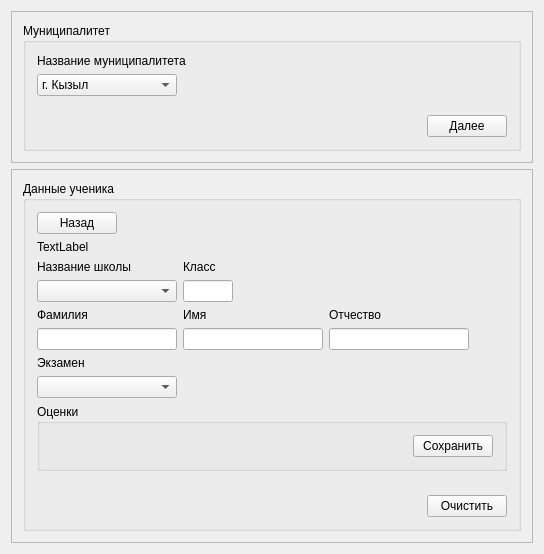
First picture: the form in mainwindow.ui, repository dtapyshpan/ClientEGE, before the edit.
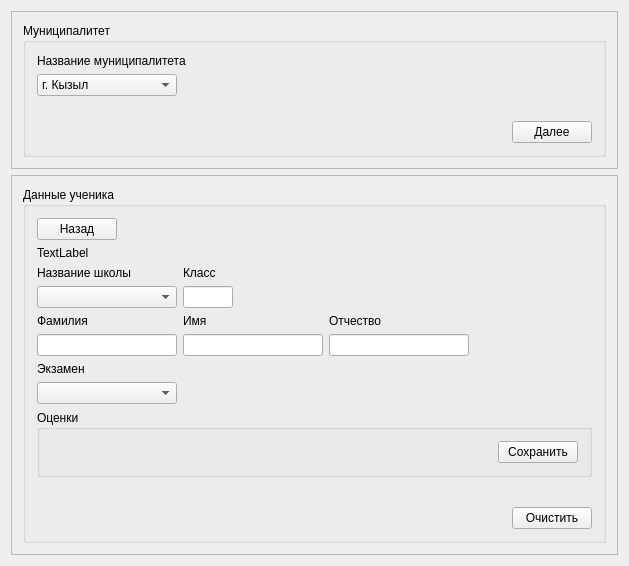
Second picture: the form after the edit.

Patch:
```diff
--- a/mainwindow.ui
+++ b/mainwindow.ui
@@ -6,8 +6,8 @@
    <rect>
     <x>0</x>
     <y>0</y>
-    <width>544</width>
-    <height>554</height>
+    <width>629</width>
+    <height>566</height>
    </rect>
   </property>
   <property name="windowTitle">
@@ -482,6 +482,8 @@
            </layout>
           </item>
           <item>
+           <layout class="QHBoxLayout" name="horizontalLayout_9">
+            <item>
            <widget class="QGroupBox" name="pointsGroupBox">
             <property name="title">
              <string>Оценки</string>
@@ -516,6 +518,8 @@
              </item>
             </layout>
            </widget>
+            </item>
+           </layout>
           </item>
           <item>
            <spacer name="verticalSpacer_2">
```
Lines whose indentation alone changed are shown as unchanged.
